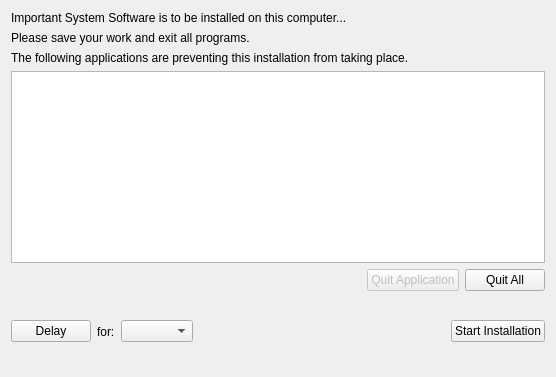
Above: QtGUIInstaller/QuitRunningProcessDialog.ui from fw-dev/translations before the change. Below: the same form after it.
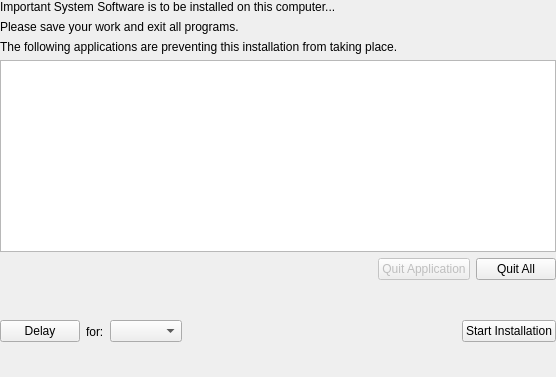
That is the form after the change. Custom widgets are drawn as their Qt base class.

```diff
--- a/QtGUIInstaller/QuitRunningProcessDialog.ui
+++ b/QtGUIInstaller/QuitRunningProcessDialog.ui
@@ -20,6 +20,9 @@
    <string>Quit All Running Processes</string>
   </property>
   <layout class="QVBoxLayout" name="verticalLayout_2">
+   <property name="margin">
+    <number>0</number>
+   </property>
    <item>
     <widget class="QLabel" name="label">
      <property name="minimumSize">
@@ -48,7 +51,7 @@
     </widget>
    </item>
    <item>
-    <widget class="QListView" name="lstProcesses">
+    <widget class="StyledTreeView" name="lstProcesses">
      <property name="sizePolicy">
       <sizepolicy hsizetype="MinimumExpanding" vsizetype="MinimumExpanding">
        <horstretch>0</horstretch>
@@ -61,11 +64,8 @@
        <height>24</height>
       </size>
      </property>
-     <property name="gridSize">
-      <size>
-       <width>32</width>
-       <height>32</height>
-      </size>
+     <property name="headerHidden">
+      <bool>true</bool>
      </property>
     </widget>
    </item>
@@ -196,6 +196,13 @@
    </item>
   </layout>
  </widget>
+ <customwidgets>
+  <customwidget>
+   <class>StyledTreeView</class>
+   <extends>QTreeView</extends>
+   <header>FileWaveGuiLib/styledviews/styledtreeview.h</header>
+  </customwidget>
+ </customwidgets>
  <tabstops>
   <tabstop>delayButton</tabstop>
   <tabstop>delayCombo</tabstop>
```
